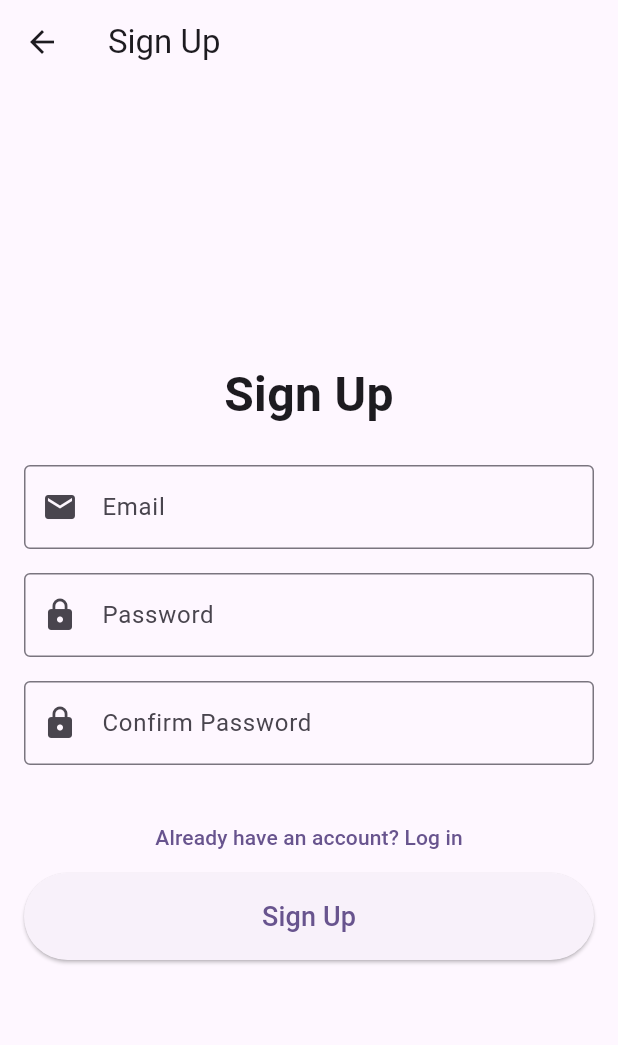
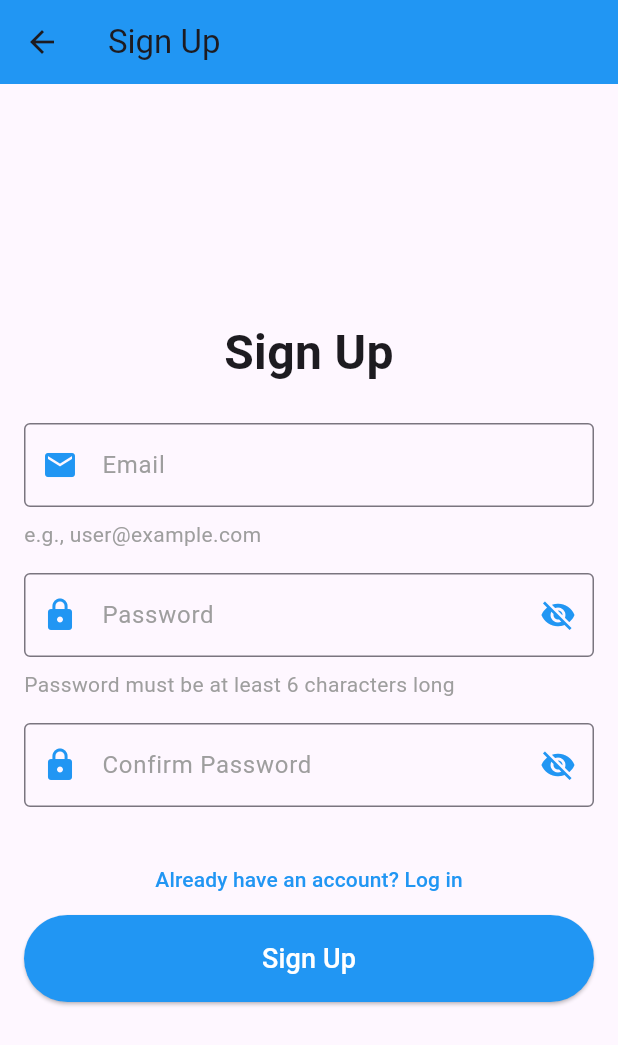
Before and after one commit to Vineetkumarsingh12/Flutter_signup_login, a Flutter app: the screen it shows after launch, after a tap on "Create Account", on a phone screen of 412 x 824 dp. Shown: the top 1045 px of the screen. Run offline on Flutter 3.47's test engine with Material 3 defaults, Android fonts, the phone set to English and light mode, and no system bars; our stand-ins replace get, shared_preferences.

Commit message:
splash screen

```diff
--- /dev/null
+++ b/devtools_options.yaml
@@ -0,0 +1 @@
+extensions:
--- /dev/null
+++ b/lib/constants/colors.dart
@@ -0,0 +1,20 @@
+
+
+import 'dart:ui';
+
+import 'package:flutter/material.dart';
+
+const tPrimaryColor=Color(0xFFFFE400);
+const tSecondaryColor=Color(0xFF272727);
+const tAccentColor=Color(0xFF001BFF);
+
+const tCardBgColor=Color(0xFFF7F6F1);
+const TWhiteColor=Color(0xffffffff);
+const tDarkColor=Color(0xFF000000);
+
+
+// Define standard colors
+const Color primaryColor = Colors.blue; // Primary color for the app
+const Color accentColor = Colors.grey; // Accent color for hints and additional text
+const Color errorColor = Colors.red; // Error color for validation messages
+const Color buttonTextColor = Colors.white; // Button text color
--- /dev/null
+++ b/lib/constants/image_string.dart
@@ -0,0 +1,4 @@
+
+
+const String tSplashTopIcon="assets/img_1.png";
+const String tMainIcon="assets/img2.png";
--- /dev/null
+++ b/lib/constants/sizes.dart
@@ -0,0 +1,4 @@
+
+
+const tDefaultSize= 30.0;
+const tSplashContainerSize= 30.0;
--- /dev/null
+++ b/lib/constants/text_strings.dart
@@ -0,0 +1,5 @@
+
+
+const String appName="FieldAssist";
+
+const String appNameTagLine="Let's Explore \n FieldAssist Great Place to work";
--- a/lib/main.dart
+++ b/lib/main.dart
@@ -1,6 +1,6 @@
 import 'package:flutter/material.dart';
-import 'package:ssignup_login/screens/home.dart';
-import 'package:ssignup_login/screens/login.dart';
+import 'package:get/get_navigation/src/root/get_material_app.dart';
+import 'package:ssignup_login/screens/splash/splash.dart';
 
 void main() {
   runApp(const MyApp());
@@ -11,7 +11,7 @@ class MyApp extends StatelessWidget {
 
   @override
   Widget build(BuildContext context) {
-    return MaterialApp(
+    return GetMaterialApp(
       title: 'Demo Login Signup',
       theme: ThemeData(
         colorScheme: ColorScheme.fromSeed(
@@ -29,7 +29,7 @@ class MyApp extends StatelessWidget {
       ),
       themeMode: ThemeMode.system,
       debugShowCheckedModeBanner: false,
-      home: Home(title: "Home Page"),
+      home: Splashh(), // Start with the Splash Screen
     );
   }
 }
--- a/lib/screens/home.dart
+++ b/lib/screens/home.dart
@@ -1,9 +1,7 @@
 import 'package:flutter/material.dart';
 import 'package:shared_preferences/shared_preferences.dart';
-
+import '../constants/colors.dart';
 import 'login.dart';
-
-
 
 class Home extends StatefulWidget {
   const Home({super.key, required this.title});
@@ -15,12 +13,12 @@ class Home extends StatefulWidget {
 }
 
 class _HomeState extends State<Home> {
-  String? _email;  // To store email data if available
+  String? _email; // To store email data if available
 
   @override
   void initState() {
     super.initState();
-    _checkLoginStatus();
+    _checkLoginStatus(); // Check login status when the widget is initialized
   }
 
   // Method to check if login data is available
@@ -28,18 +26,11 @@ class _HomeState extends State<Home> {
     final SharedPreferences prefs = await SharedPreferences.getInstance();
     final email = prefs.getString('email');
 
-    if (email == null) {
-      // If no email found, redirect to LoginPage
-      Navigator.pushReplacement(
-        context,
-        MaterialPageRoute(builder: (context) => const LoginPage(title: 'Login')),
-      );
-    } else {
-      // If email is found, display it
+
       setState(() {
         _email = email;
       });
-    }
+    // }
   }
 
   // Method to log out
@@ -58,24 +49,34 @@ class _HomeState extends State<Home> {
     return Scaffold(
       appBar: AppBar(
         title: Text(widget.title),
+        backgroundColor: primaryColor, // Use primary color for the app bar
       ),
-      body: Center(
+      body: Padding(
+        padding: const EdgeInsets.all(16.0),
+        child: Center(
           child: _email != null
               ? Column(
             mainAxisAlignment: MainAxisAlignment.center,
+            crossAxisAlignment: CrossAxisAlignment.center,
             children: [
               Text(
                 'Welcome, $_email!',
-              style: const TextStyle(fontSize: 24),
+                style: const TextStyle(fontSize: 24, fontWeight: FontWeight.bold),
               ),
               const SizedBox(height: 20),
               ElevatedButton(
                 onPressed: _logout,
-              child: const Text('Logout'),
+                style: ElevatedButton.styleFrom(
+                  foregroundColor: buttonTextColor, // Set text color to buttonTextColor
+                  backgroundColor: primaryColor,
+                  padding: const EdgeInsets.all(16.0),
+                ),
+                child: const Text('Logout', style: TextStyle(fontSize: 18)),
               ),
             ],
           )
-            : const CircularProgressIndicator(),  // Loading indicator while checking login status
+              : const CircularProgressIndicator(), // Loading indicator while checking login status
+        ),
       ),
     );
   }
--- a/lib/screens/login.dart
+++ b/lib/screens/login.dart
@@ -1,8 +1,11 @@
 import 'package:flutter/material.dart';
 import 'package:shared_preferences/shared_preferences.dart';
 import 'package:ssignup_login/screens/signup.dart';
+import 'package:ssignup_login/screens/home.dart';
 
-import 'home.dart';
+import '../constants/colors.dart';
+
+
 
 class LoginPage extends StatefulWidget {
   const LoginPage({super.key, required this.title});
@@ -20,7 +23,6 @@ class _LoginPageState extends State<LoginPage> {
   final TextEditingController _emailController = TextEditingController();
   final TextEditingController _passwordController = TextEditingController();
 
-
   // Function to save email and password
   Future<void> _saveCredentials(String email, String password) async {
     final SharedPreferences prefs = await SharedPreferences.getInstance();
@@ -28,13 +30,12 @@ class _LoginPageState extends State<LoginPage> {
     await prefs.setString('password', password);
   }
 
-
-
   @override
   Widget build(BuildContext context) {
     return Scaffold(
       appBar: AppBar(
         title: Text(widget.title),
+        backgroundColor: primaryColor, // Set the app bar color to primary color
       ),
       body: Padding(
         padding: const EdgeInsets.all(16.0),
@@ -51,18 +52,20 @@ class _LoginPageState extends State<LoginPage> {
                   textAlign: TextAlign.center,
                 ),
                 const SizedBox(height: 24),
+
+                // Email field with standard styles
                 TextFormField(
                   controller: _emailController,
-                  decoration: const InputDecoration(
+                  decoration: InputDecoration(
                     labelText: 'Email',
-                    border: OutlineInputBorder(),
-                    prefixIcon: Icon(Icons.email),
+                    labelStyle: TextStyle(color: accentColor),
+                    border: const OutlineInputBorder(),
+                    prefixIcon: const Icon(Icons.email, color: primaryColor),
                   ),
                   validator: (value) {
                     if (value == null || value.isEmpty) {
                       return 'Please enter your email';
                     }
-                    // Basic email validation
                     if (!RegExp(r'^[\w\.-]+@[a-zA-Z\d\.-]+\.[a-zA-Z]{2,}$')
                         .hasMatch(value)) {
                       return 'Please enter a valid email';
@@ -71,13 +74,16 @@ class _LoginPageState extends State<LoginPage> {
                   },
                 ),
                 const SizedBox(height: 16),
+
+                // Password field with standard styles
                 TextFormField(
                   controller: _passwordController,
                   obscureText: true,
-                  decoration: const InputDecoration(
+                  decoration: InputDecoration(
                     labelText: 'Password',
-                    border: OutlineInputBorder(),
-                    prefixIcon: Icon(Icons.lock),
+                    labelStyle: TextStyle(color: accentColor),
+                    border: const OutlineInputBorder(),
+                    prefixIcon: const Icon(Icons.lock, color: primaryColor),
                   ),
                   validator: (value) {
                     if (value == null || value.isEmpty) {
@@ -101,8 +107,10 @@ class _LoginPageState extends State<LoginPage> {
                     );
                   },
                   child: const Text("Create Account"),
+                  style: TextButton.styleFrom(foregroundColor: primaryColor), // Primary color for the link
                 ),
 
+                // Login Button with standard style
                 ElevatedButton(
                   onPressed: () async {
                     if (_formKey.currentState!.validate()) {
@@ -112,19 +120,18 @@ class _LoginPageState extends State<LoginPage> {
                         _passwordController.text,
                       );
 
-
                       Navigator.push(
                         context,
                         MaterialPageRoute(builder: (context) => const Home(title: 'Home Page')),
                       );
 
                       ScaffoldMessenger.of(context).showSnackBar(
-                        const SnackBar(content: Text('Logging in...')),
+                        const SnackBar(content: Text('Logging in...', style: TextStyle(color: buttonTextColor))),
                       );
-                      // Use the email and password values from controllers if needed
                     }
                   },
                   style: ElevatedButton.styleFrom(
+                    foregroundColor: buttonTextColor, backgroundColor: primaryColor, // Set the text color to buttonTextColor
                     padding: const EdgeInsets.symmetric(vertical: 16.0),
                   ),
                   child: const Text('Login', style: TextStyle(fontSize: 18)),
--- a/lib/screens/signup.dart
+++ b/lib/screens/signup.dart
@@ -2,6 +2,10 @@ import 'package:flutter/material.dart';
 import 'package:shared_preferences/shared_preferences.dart';
 import 'package:ssignup_login/screens/login.dart';
 import 'package:ssignup_login/screens/home.dart';
+
+import '../constants/colors.dart';
+
+
 
 class SignUpPage extends StatefulWidget {
   const SignUpPage({super.key, required this.title});
@@ -14,11 +18,13 @@ class SignUpPage extends StatefulWidget {
 
 class _SignUpPageState extends State<SignUpPage> {
   final _formKey = GlobalKey<FormState>();
-
-  // Controllers for accessing form data
   final TextEditingController _emailController = TextEditingController();
   final TextEditingController _passwordController = TextEditingController();
   final TextEditingController _confirmPasswordController = TextEditingController();
+
+  // Visibility state variables for password fields
+  bool _isPasswordVisible = false;
+  bool _isConfirmPasswordVisible = false;
 
   Future<void> _saveCredentials(String email, String password) async {
     final SharedPreferences prefs = await SharedPreferences.getInstance();
@@ -34,10 +40,9 @@ class _SignUpPageState extends State<SignUpPage> {
       );
 
       ScaffoldMessenger.of(context).showSnackBar(
-        const SnackBar(content: Text('Signing up...')),
+        SnackBar(content: Text('Signing up...', style: TextStyle(color: buttonTextColor))),
       );
 
-      // Navigate to Home after successful signup
       Navigator.pushReplacement(
         context,
         MaterialPageRoute(builder: (context) => const Home(title: 'Home Page')),
@@ -50,12 +55,14 @@ class _SignUpPageState extends State<SignUpPage> {
     return Scaffold(
       appBar: AppBar(
         title: Text(widget.title),
+        backgroundColor: primaryColor,
       ),
       body: Padding(
         padding: const EdgeInsets.all(16.0),
         child: Center(
+          child: SingleChildScrollView(
             child: Form(
-            key: _formKey, // Form key to manage validation
+              key: _formKey,
               child: Column(
                 mainAxisAlignment: MainAxisAlignment.center,
                 crossAxisAlignment: CrossAxisAlignment.stretch,
@@ -66,18 +73,20 @@ class _SignUpPageState extends State<SignUpPage> {
                     textAlign: TextAlign.center,
                   ),
                   const SizedBox(height: 24),
+
+                  // Email Field
                   TextFormField(
                     controller: _emailController,
-                  decoration: const InputDecoration(
+                    decoration: InputDecoration(
                       labelText: 'Email',
-                    border: OutlineInputBorder(),
-                    prefixIcon: Icon(Icons.email),
+                      labelStyle: TextStyle(color: accentColor),
+                      border: const OutlineInputBorder(),
+                      prefixIcon: const Icon(Icons.email, color: primaryColor),
                     ),
                     validator: (value) {
                       if (value == null || value.isEmpty) {
                         return 'Please enter your email';
                       }
-                    // Basic email validation
                       if (!RegExp(r'^[\w\.-]+@[a-zA-Z\d\.-]+\.[a-zA-Z]{2,}$')
                           .hasMatch(value)) {
                         return 'Please enter a valid email';
@@ -85,14 +94,34 @@ class _SignUpPageState extends State<SignUpPage> {
                       return null;
                     },
                   ),
+                  const SizedBox(height: 8),
+                  const Text(
+                    'e.g., user@example.com',
+                    style: TextStyle(color: accentColor),
+                  ),
+
                   const SizedBox(height: 16),
+
+                  // Password Field
                   TextFormField(
                     controller: _passwordController,
-                  obscureText: true,
-                  decoration: const InputDecoration(
+                    obscureText: !_isPasswordVisible,
+                    decoration: InputDecoration(
                       labelText: 'Password',
-                    border: OutlineInputBorder(),
-                    prefixIcon: Icon(Icons.lock),
+                      labelStyle: TextStyle(color: accentColor),
+                      border: const OutlineInputBorder(),
+                      prefixIcon: const Icon(Icons.lock, color: primaryColor),
+                      suffixIcon: IconButton(
+                        icon: Icon(
+                          _isPasswordVisible ? Icons.visibility : Icons.visibility_off,
+                          color: primaryColor,
+                        ),
+                        onPressed: () {
+                          setState(() {
+                            _isPasswordVisible = !_isPasswordVisible;
+                          });
+                        },
+                      ),
                     ),
                     validator: (value) {
                       if (value == null || value.isEmpty) {
@@ -104,14 +133,34 @@ class _SignUpPageState extends State<SignUpPage> {
                       return null;
                     },
                   ),
+                  const SizedBox(height: 8),
+                  const Text(
+                    'Password must be at least 6 characters long',
+                    style: TextStyle(color: accentColor),
+                  ),
+
                   const SizedBox(height: 16),
+
+                  // Confirm Password Field
                   TextFormField(
                     controller: _confirmPasswordController,
-                  obscureText: true,
-                  decoration: const InputDecoration(
+                    obscureText: !_isConfirmPasswordVisible,
+                    decoration: InputDecoration(
                       labelText: 'Confirm Password',
-                    border: OutlineInputBorder(),
-                    prefixIcon: Icon(Icons.lock),
+                      labelStyle: TextStyle(color: accentColor),
+                      border: const OutlineInputBorder(),
+                      prefixIcon: const Icon(Icons.lock, color: primaryColor),
+                      suffixIcon: IconButton(
+                        icon: Icon(
+                          _isConfirmPasswordVisible ? Icons.visibility : Icons.visibility_off,
+                          color: primaryColor,
+                        ),
+                        onPressed: () {
+                          setState(() {
+                            _isConfirmPasswordVisible = !_isConfirmPasswordVisible;
+                          });
+                        },
+                      ),
                     ),
                     validator: (value) {
                       if (value == null || value.isEmpty) {
@@ -123,22 +172,26 @@ class _SignUpPageState extends State<SignUpPage> {
                       return null;
                     },
                   ),
+
                   const SizedBox(height: 24),
 
+                  // Login Navigation
                   TextButton(
                     onPressed: () {
-                    // Navigate to LoginPage if the user already has an account
                       Navigator.push(
                         context,
                         MaterialPageRoute(builder: (context) => const LoginPage(title: 'Login')),
                       );
                     },
                     child: const Text("Already have an account? Log in"),
+                    style: TextButton.styleFrom(foregroundColor: primaryColor),
                   ),
 
+                  // Sign Up Button
                   ElevatedButton(
                     onPressed: _signUp,
                     style: ElevatedButton.styleFrom(
+                      foregroundColor: buttonTextColor, backgroundColor: primaryColor,
                       padding: const EdgeInsets.symmetric(vertical: 16.0),
                     ),
                     child: const Text('Sign Up', style: TextStyle(fontSize: 18)),
@@ -148,6 +201,7 @@ class _SignUpPageState extends State<SignUpPage> {
             ),
           ),
         ),
+      ),
     );
   }
 }
--- /dev/null
+++ b/lib/screens/splash/splash.dart
@@ -0,0 +1,54 @@
+import 'package:flutter/material.dart';
+import 'package:get/get.dart';
+import 'package:ssignup_login/constants/image_string.dart';
+import 'package:ssignup_login/statess/flash_screen_controller.dart';
+import '../../constants/text_strings.dart';
+
+class Splashh extends StatelessWidget {
+  Splashh({super.key});
+
+  final splashController = Get.put(SplashScreenController());
+
+  @override
+  Widget build(BuildContext context) {
+    splashController.startAnimation(); // Start animation on screen load
+    return Scaffold(
+      body: Stack(
+        children: [
+          // Top Icon
+          Align(
+            alignment: const Alignment(0, -0.8),
+            child: Image.asset(tSplashTopIcon),
+          ),
+
+          // Tagline Text
+          Align(
+            alignment: const Alignment(0, -0.4),
+            child: Text(
+              appNameTagLine,
+              style: Theme.of(context).textTheme.headlineLarge?.copyWith(
+                fontWeight: FontWeight.bold,
+              ),
+              textAlign: TextAlign.center,
+            ),
+          ),
+
+          // Main Icon with Animation
+          Obx(() => AnimatedPositioned(
+            duration: const Duration(milliseconds: 1600),
+            bottom: splashController.animate.value ? 40 : 170,
+            left: splashController.animate.value ? 0 : -100,
+            child: AnimatedOpacity(
+              duration: const Duration(milliseconds: 1600),
+              opacity: splashController.animate.value ? 1 : 0,
+              child: Image.asset(
+                tMainIcon,
+                width: 400,
+              ),
+            ),
+          )),
+        ],
+      ),
+    );
+  }
+}
--- /dev/null
+++ b/lib/statess/flash_screen_controller.dart
@@ -0,0 +1,39 @@
+import 'package:flutter/material.dart';
+import 'package:get/get.dart';
+import 'package:get/get_rx/get_rx.dart';
+import 'package:shared_preferences/shared_preferences.dart'; // Import SharedPreferences
+
+import '../screens/home.dart';
+import '../screens/login.dart'; // Import the login screen
+
+class SplashScreenController extends GetxController {
+  static SplashScreenController get find => Get.find();
+
+  RxBool animate = false.obs;
+
+  Future<void> startAnimation() async {
+    // Start animation after a brief delay
+    await Future.delayed(const Duration(milliseconds: 500));
+    animate.value = true;
+
+    // Simulate a loading period for splash screen (adjust this as needed)
+    await Future.delayed(const Duration(milliseconds: 5000));
+
+    // Check login status before redirecting
+    await _checkLoginStatus();
+  }
+
+  // Method to check if login data is available
+  Future<void> _checkLoginStatus() async {
+    final SharedPreferences prefs = await SharedPreferences.getInstance();
+    final email = prefs.getString('email');
+
+    if (email == null) {
+      // If no email found, redirect to LoginPage
+      Get.to(LoginPage(title: 'Login'));
+    } else {
+      // If email is found, redirect to HomePage
+      Get.to(Home(title: 'Home Page'));
+    }
+  }
+}
```
Also changed, not shown: pubspec.yaml (+17 -30 lines), assets/img2.png (renamed from assets/img1.png), assets/img_1.png (added), pubspec.lock, 49 other files. Lines whose indentation alone changed are shown as unchanged.
